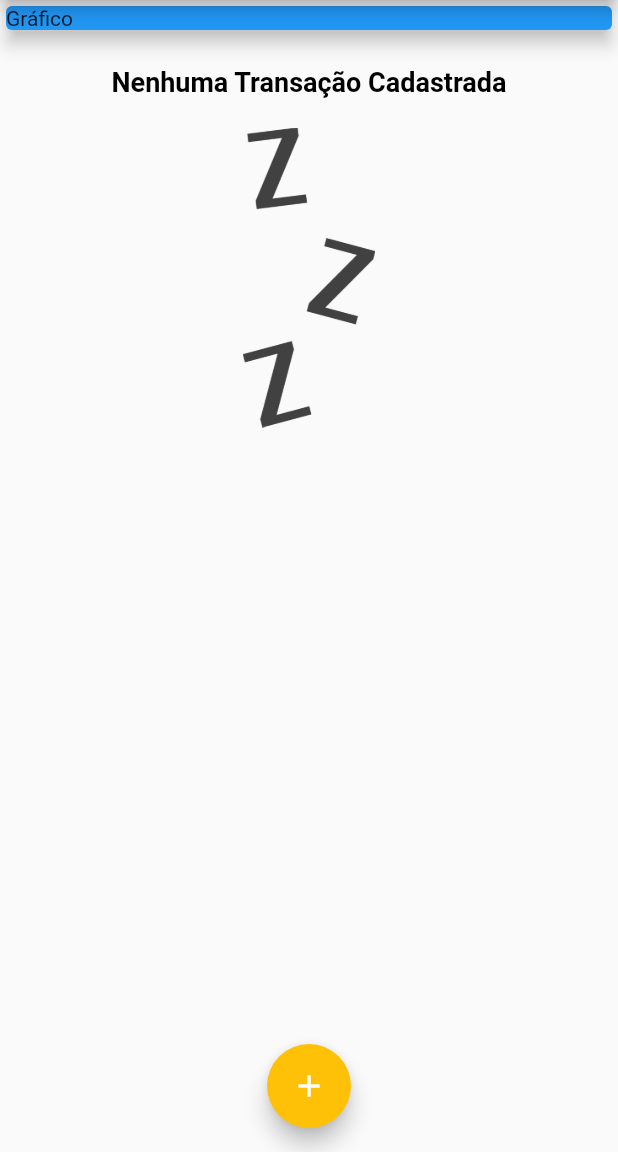
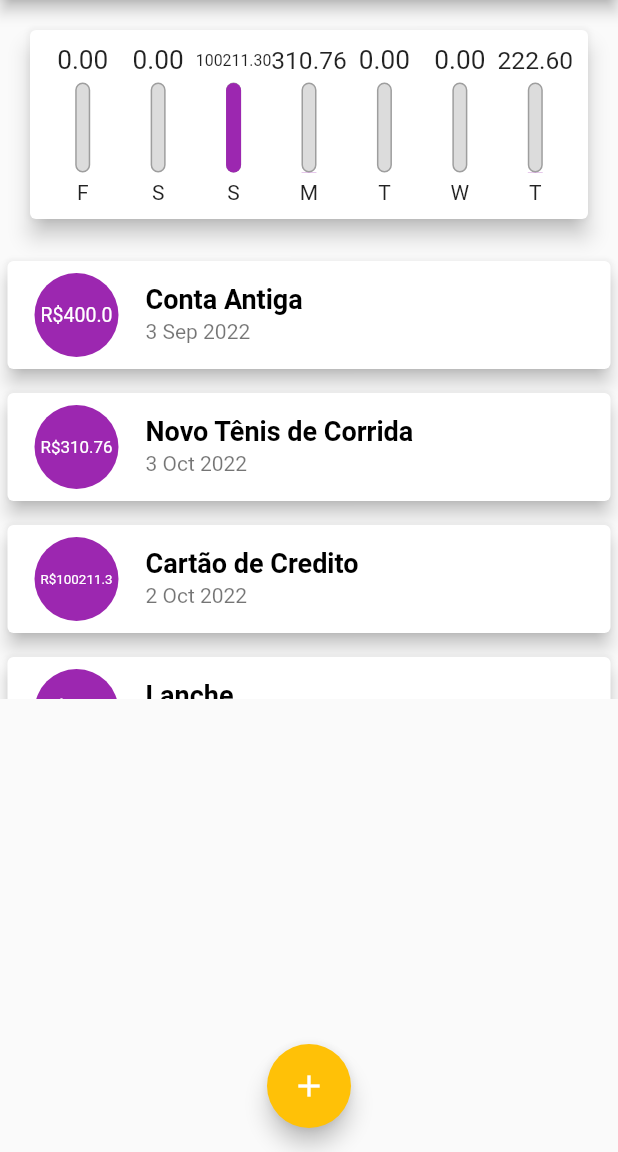
Before and after one commit to Ellissandro/expenses, a Flutter app: the screen it shows after launch, on a phone screen of 412 x 824 dp, the part 84-1236 px from its top. Run offline on Flutter 3.47's test engine with Material 2 defaults, Android fonts, the phone set to English and light mode, and no system bars; Roboto replaces fonts that are missing (Quicksands).

Commit message:
Added chart

```diff
--- /dev/null
+++ b/lib/components/chart.dart
@@ -0,0 +1,63 @@
+import 'package:expenses/components/chart_bar.dart';
+import 'package:expenses/models/transaction.dart';
+import 'package:flutter/material.dart';
+import 'package:intl/intl.dart';
+
+class Chart extends StatelessWidget {
+  final List<Transaction> recentTransaction;
+
+  const Chart(this.recentTransaction, {super.key});
+
+  List<Map<String, Object>> get groupedTransactions {
+    return List.generate(7, (index) {
+      final weekDay = DateTime.now().subtract(Duration(days: index));
+
+      double totalSum = 0.0;
+
+      for (var i = 0; i < recentTransaction.length; i++) {
+        bool sameDay = recentTransaction[i].date.day == weekDay.day;
+        bool sameMonth = recentTransaction[i].date.month == weekDay.month;
+        bool sameYear = recentTransaction[i].date.year == weekDay.year;
+
+        if (sameDay && sameMonth && sameYear) {
+          totalSum += recentTransaction[i].value;
+        }
+      }
+
+      return {
+        'day': DateFormat.E().format(weekDay)[0],
+        'value': totalSum,
+      };
+    }).reversed.toList();
+  }
+
+  double get _weekTotalValue {
+    return groupedTransactions.fold(0.0, (sum, tr) {
+      return sum + (tr['value'] as double);
+    });
+  }
+
+  @override
+  Widget build(BuildContext context) {
+    return Card(
+      elevation: 6,
+      margin: const EdgeInsets.all(20),
+      child: Padding(
+        padding: const EdgeInsets.all(10),
+        child: Row(
+          mainAxisAlignment: MainAxisAlignment.spaceAround,
+          children: groupedTransactions.map((tr) {
+            return Flexible(
+              fit: FlexFit.tight,
+              child: ChartBar(
+                label: tr['day'].toString(),
+                value: tr['value'] as double,
+                percentage: (tr['value'] as double) / _weekTotalValue,
+              ),
+            );
+          }).toList(),
+        ),
+      ),
+    );
+  }
+}
--- /dev/null
+++ b/lib/components/chart_bar.dart
@@ -0,0 +1,61 @@
+import 'package:flutter/material.dart';
+
+class ChartBar extends StatelessWidget {
+  final String label;
+  final double value;
+  final double percentage;
+
+  const ChartBar({
+    super.key,
+    required this.label,
+    required this.value,
+    required this.percentage,
+  });
+
+  @override
+  Widget build(BuildContext context) {
+    print(label);
+
+    return Column(
+      children: [
+        SizedBox(
+          height: 20,
+          child: FittedBox(
+            child: Text(
+              value.toStringAsFixed(2),
+            ),
+          ),
+        ),
+        const SizedBox(height: 5),
+        SizedBox(
+          height: 60,
+          width: 10,
+          child: Stack(
+            alignment: Alignment.bottomCenter,
+            children: [
+              Container(
+                decoration: BoxDecoration(
+                    border: Border.all(
+                      color: Colors.grey,
+                      width: 1.0,
+                    ),
+                    color: const Color.fromRGBO(220, 220, 220, 1),
+                    borderRadius: BorderRadius.circular(5)),
+              ),
+              FractionallySizedBox(
+                heightFactor: percentage,
+                child: Container(
+                  decoration: BoxDecoration(
+                      color: Theme.of(context).primaryColor,
+                      borderRadius: BorderRadius.circular(5)),
+                ),
+              ),
+            ],
+          ),
+        ),
+        const SizedBox(height: 5),
+        Text(label)
+      ],
+    );
+  }
+}
--- a/lib/components/transaction_form.dart
+++ b/lib/components/transaction_form.dart
@@ -3,7 +3,7 @@ import 'package:flutter/material.dart';
 class TransactionForm extends StatefulWidget {
   final void Function(String, double) onSubmit;
 
-  TransactionForm(this.onSubmit, {super.key});
+  const TransactionForm(this.onSubmit, {super.key});
 
   @override
   State<TransactionForm> createState() => _TransactionFormState();
@@ -34,23 +34,42 @@ class _TransactionFormState extends State<TransactionForm> {
             children: [
               TextField(
                 controller: titleController,
-                decoration: InputDecoration(labelText: 'Título'),
+                decoration: const InputDecoration(labelText: 'Título'),
               ),
               TextField(
-                keyboardType: TextInputType.numberWithOptions(decimal: true),
+                keyboardType:
+                    const TextInputType.numberWithOptions(decimal: true),
                 onSubmitted: (_) => _submitForm(),
                 controller: valueController,
-                decoration: InputDecoration(labelText: 'Valor (R\$)'),
+                decoration: const InputDecoration(labelText: 'Valor (R\$)'),
+              ),
+              SizedBox(
+                height: 70,
+                child: Row(
+                  children: [
+                    const Text('Nenhuma data selecionada!'),
+                    TextButton(
+                      onPressed: null,
+                      child: Text(
+                        'Selecionar Data',
+                        style: TextStyle(
+                          color: Theme.of(context).primaryColor,
+                          fontWeight: FontWeight.bold,
+                        ),
+                      ),
+                    )
+                  ],
+                ),
               ),
               Row(
                 mainAxisAlignment: MainAxisAlignment.end,
                 children: [
-                  TextButton(
+                  ElevatedButton(
                     onPressed: _submitForm,
                     child: Text(
                       'Nova Transação',
                       style: TextStyle(
-                        color: Colors.purple,
+                        color: Theme.of(context).textTheme.button?.color,
                       ),
                     ),
                   )
--- a/lib/components/transaction_list.dart
+++ b/lib/components/transaction_list.dart
@@ -1,6 +1,6 @@
 import 'package:flutter/material.dart';
+import 'package:expenses/models/transaction.dart';
 import 'package:intl/intl.dart';
-import 'package:expenses/models/transaction.dart';
 
 class TransactionList extends StatelessWidget {
   final List<Transaction> transactions;
@@ -9,7 +9,7 @@ class TransactionList extends StatelessWidget {
 
   @override
   Widget build(BuildContext context) {
-    return Container(
+    return SizedBox(
       height: 300,
       child: transactions.isEmpty
           ? Column(
@@ -20,7 +20,7 @@ class TransactionList extends StatelessWidget {
                   style: Theme.of(context).textTheme.headline1,
                 ),
                 const SizedBox(height: 20),
-                Container(
+                SizedBox(
                   height: 200,
                   child: Image.asset(
                     'assets/images/waiting.png',
@@ -34,41 +34,34 @@ class TransactionList extends StatelessWidget {
               itemBuilder: (ctx, index) {
                 final tr = transactions[index];
                 return Card(
-                    child: Row(
-                  children: [
-                    Container(
+                  elevation: 5,
                   margin: const EdgeInsets.symmetric(
-                          horizontal: 15, vertical: 10),
-                      decoration: BoxDecoration(
-                          border: Border.all(
-                        color: Theme.of(context).primaryColor,
-                        width: 2,
-                      )),
-                      padding: const EdgeInsets.all(10),
+                    vertical: 8,
+                    horizontal: 5,
+                  ),
+                  child: ListTile(
+                    leading: CircleAvatar(
+                      backgroundColor: Theme.of(context).primaryColor,
+                      radius: 30,
+                      child: Padding(
+                        padding: const EdgeInsets.all(6),
+                        child: FittedBox(
                           child: Text(
-                        'R\$ ${tr.value.toStringAsFixed(2)}',
-                        style: TextStyle(
-                          fontWeight: FontWeight.bold,
-                          fontSize: 20,
-                          color: Theme.of(context).primaryColor,
+                            'R\$${tr.value}',
+                            style: const TextStyle(
+                              color: Colors.white,
                             ),
                           ),
                         ),
-                    Column(
-                      crossAxisAlignment: CrossAxisAlignment.start,
-                      children: [
-                        Text(
+                      ),
+                    ),
+                    title: Text(
                       tr.title,
                       style: Theme.of(context).textTheme.headline1,
                     ),
-                        Text(
-                          DateFormat('d MMM y').format(tr.date),
-                          style: const TextStyle(color: Colors.grey),
+                    subtitle: Text(DateFormat('d MMM y').format(tr.date)),
                   ),
-                      ],
-                    )
-                  ],
-                ));
+                );
               },
             ),
     );
--- a/lib/main.dart
+++ b/lib/main.dart
@@ -1,3 +1,4 @@
+import 'package:expenses/components/chart.dart';
 import 'package:expenses/components/transaction_form.dart';
 import 'package:flutter/material.dart';
 import 'dart:math';
@@ -17,7 +18,7 @@ class ExpensesApp extends StatelessWidget {
   @override
   Widget build(BuildContext context) {
     return MaterialApp(
-      home: MyHomePage(),
+      home: const MyHomePage(),
       theme: tema.copyWith(
         primaryColor: Colors.purple,
         colorScheme: tema.colorScheme.copyWith(
@@ -30,6 +31,10 @@ class ExpensesApp extends StatelessWidget {
             fontSize: 18,
             fontWeight: FontWeight.bold,
             color: Colors.black,
+          ),
+          button: const TextStyle(
+            color: Colors.white,
+            fontWeight: FontWeight.bold,
           ),
         ),
         appBarTheme: const AppBarTheme(
@@ -45,7 +50,7 @@ class ExpensesApp extends StatelessWidget {
 }
 
 class MyHomePage extends StatefulWidget {
-  MyHomePage({super.key});
+  const MyHomePage({super.key});
 
   @override
   State<MyHomePage> createState() => _MyHomePageState();
@@ -53,18 +58,36 @@ class MyHomePage extends StatefulWidget {
 
 class _MyHomePageState extends State<MyHomePage> {
   final List<Transaction> _transactions = [
-    // Transaction(
-    //   id: 't1',
-    //   title: 'Novo Tênis de Corrida',
-    //   value: 310.76,
-    //   date: DateTime.now(),
-    // ),
-    // Transaction(
-    //   id: 't2',
-    //   title: 'Conta de Luz',
-    //   value: 211.30,
-    //   date: DateTime.now(),
-    // ),
+    Transaction(
+      id: 't0',
+      title: 'Conta Antiga',
+      value: 400.00,
+      date: DateTime.now().subtract(const Duration(days: 33)),
+    ),
+    Transaction(
+      id: 't1',
+      title: 'Novo Tênis de Corrida',
+      value: 310.76,
+      date: DateTime.now().subtract(const Duration(days: 3)),
+    ),
+    Transaction(
+      id: 't2',
+      title: 'Cartão de Credito',
+      value: 100211.30,
+      date: DateTime.now().subtract(const Duration(days: 4)),
+    ),
+    Transaction(
+      id: 't3',
+      title: 'Lanche',
+      value: 11.30,
+      date: DateTime.now(),
+    ),
+    Transaction(
+      id: 't4',
+      title: 'Conta de Luz',
+      value: 211.30,
+      date: DateTime.now(),
+    ),
   ];
 
   _openTransactionFormModal(BuildContext context) {
@@ -74,6 +97,16 @@ class _MyHomePageState extends State<MyHomePage> {
         return TransactionForm(_addTransaction);
       },
     );
+  }
+
+  List<Transaction> get _recentTransactions {
+    return _transactions.where((tr) {
+      return tr.date.isAfter(
+        DateTime.now().subtract(
+          const Duration(days: 7),
+        ),
+      );
+    }).toList();
   }
 
   _addTransaction(String title, double value) {
@@ -99,7 +132,7 @@ class _MyHomePageState extends State<MyHomePage> {
         actions: [
           IconButton(
             onPressed: () => _openTransactionFormModal(context),
-            icon: Icon(Icons.add),
+            icon: const Icon(Icons.add),
           ),
         ],
       ),
@@ -107,19 +140,13 @@ class _MyHomePageState extends State<MyHomePage> {
         child: Column(
           crossAxisAlignment: CrossAxisAlignment.stretch,
           children: [
-            Container(
-              child: const Card(
-                elevation: 5,
-                color: Colors.blue,
-                child: Text('Gráfico'),
-              ),
-            ),
+            Chart(_recentTransactions),
             TransactionList(_transactions),
           ],
         ),
       ),
       floatingActionButton: FloatingActionButton(
-        child: Icon(Icons.add),
+        child: const Icon(Icons.add),
         onPressed: () => _openTransactionFormModal(context),
       ),
       floatingActionButtonLocation: FloatingActionButtonLocation.centerFloat,
```
Lines whose indentation alone changed are shown as unchanged.
